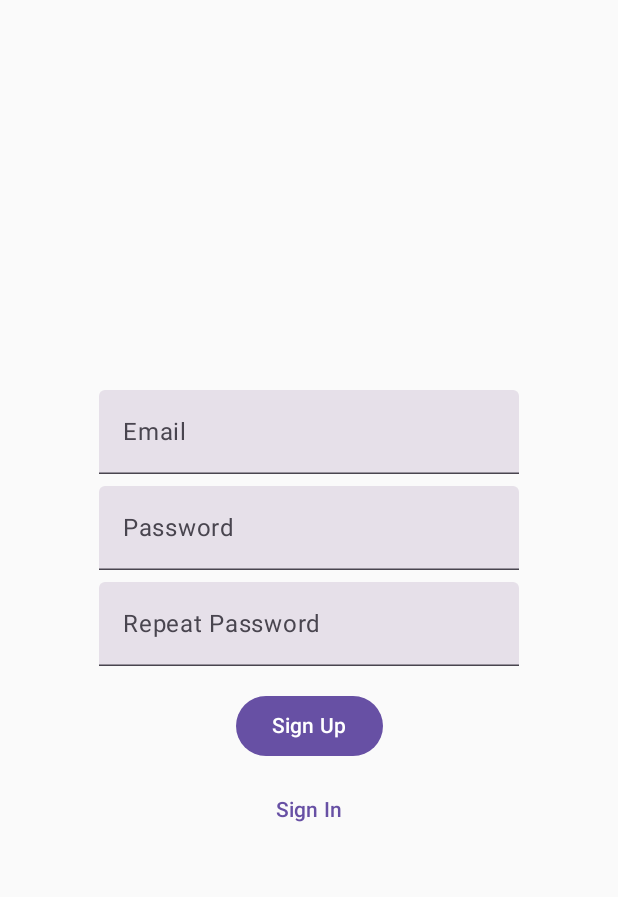
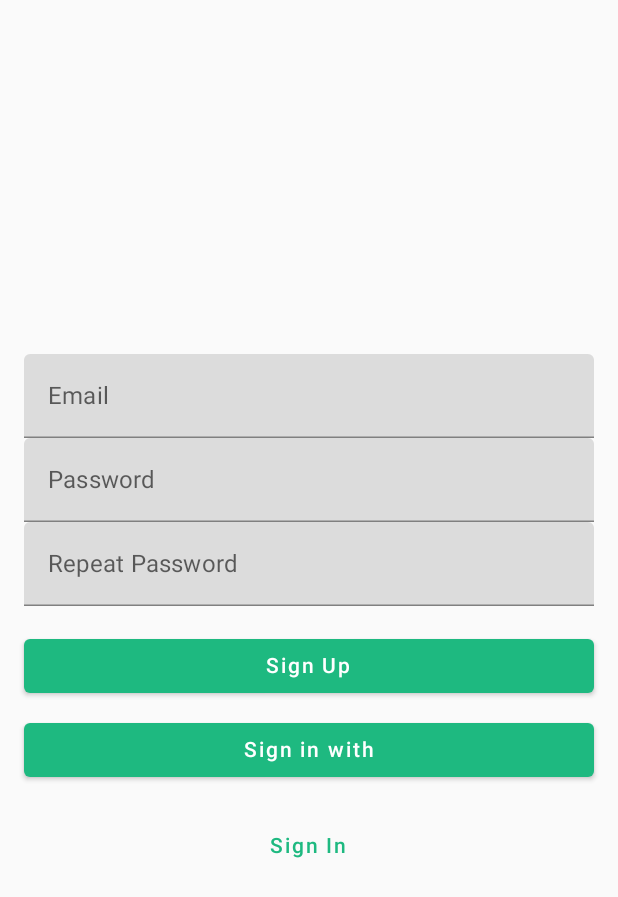
Before and after one commit to SGDTNQZ/Android-Pet-poject, an Android app built with Jetpack Compose: the screen it shows after launch (MainActivity), after a tap on "Sign Up", on a phone screen of 412 x 824 dp. Shown: the top 897 px of the screen. Run offline under Robolectric (Android 15) with nearby library versions, the phone set to English and light mode, and no system bars; our stand-ins replace Firebase (no records; nobody signed in at launch, a user with empty details on screens opened directly); 2 statements that could not run were skipped.

Commit message:
first commit

```diff
--- a/app/build.gradle.kts
+++ b/app/build.gradle.kts
@@ -62,6 +62,7 @@ dependencies {
     implementation(libs.androidx.ui.tooling.preview)
     implementation(libs.androidx.material3)
     implementation(libs.firebase.auth.ktx)
+    implementation(libs.androidx.navigation.compose)
     testImplementation(libs.junit)
     androidTestImplementation(libs.androidx.junit)
     androidTestImplementation(libs.androidx.espresso.core)
--- /dev/null
+++ b/app/src/main/java/com/littlelemon/petproject/AppNavHost.kt
@@ -0,0 +1,52 @@
+package com.littlelemon.petproject.ui
+
+import androidx.compose.runtime.Composable
+import androidx.lifecycle.viewmodel.compose.viewModel
+import androidx.navigation.NavHostController
+import androidx.navigation.compose.NavHost
+import androidx.navigation.compose.composable
+import com.littlelemon.petproject.ui.screens.SignInScreen
+import com.littlelemon.petproject.ui.screens.SignUpScreen
+import com.littlelemon.petproject.ui.screens.HomeScreen
+import com.littlelemon.petproject.AuthViewModel
+
+@Composable
+fun AppNavHost(navController: NavHostController, authViewModel: AuthViewModel) {
+    NavHost(navController, startDestination = "sign_in") {
+        composable("sign_in") {
+            SignInScreen(
+                onSignIn = { email, password ->
+                    authViewModel.signIn(email, password, {
+                        navController.navigate("home") {
+                            popUpTo("sign_in") { inclusive = true }
+                        }
+                    }, {
+                        // Handle error
+                    })
+                },
+                onNavigateToSignUp = {
+                    navController.navigate("sign_up")
+                }
+            )
+        }
+        composable("sign_up") {
+            SignUpScreen(
+                onSignUp = { email, password ->
+                    authViewModel.signUp(email, password, {
+                        navController.navigate("home") {
+                            popUpTo("sign_up") { inclusive = true }
+                        }
+                    }, {
+                        // Handle error
+                    })
+                },
+                onNavigateToSignIn = {
+                    navController.popBackStack()
+                }
+            )
+        }
+        composable("home") {
+            HomeScreen()
+        }
+    }
+}
--- a/app/src/main/java/com/littlelemon/petproject/MainActivity.kt
+++ b/app/src/main/java/com/littlelemon/petproject/MainActivity.kt
@@ -1,64 +1,33 @@
 package com.littlelemon.petproject
 
-import SignInScreen
 import android.os.Bundle
 import androidx.activity.ComponentActivity
 import androidx.activity.compose.setContent
-import androidx.compose.runtime.Composable
-import androidx.compose.runtime.getValue
-import androidx.compose.runtime.mutableStateOf
-import androidx.compose.runtime.remember
-import androidx.compose.runtime.setValue
+import androidx.activity.viewModels
+import androidx.compose.runtime.*
+import androidx.navigation.compose.rememberNavController
 import com.google.firebase.auth.ktx.auth
 import com.google.firebase.ktx.Firebase
+import com.littlelemon.petproject.ui.Theme
+import com.littlelemon.petproject.ui.AppNavHost
+import com.littlelemon.petproject.AuthViewModel
 
 class MainActivity : ComponentActivity() {
-
     private val auth = Firebase.auth
+    private val authViewModel: AuthViewModel by viewModels()
 
     override fun onCreate(savedInstanceState: Bundle?) {
         super.onCreate(savedInstanceState)
         setContent {
-            MyApp()
+            MyAppTheme {
+                MyApp(authViewModel)
+            }
         }
     }
 
     @Composable
-    fun MyApp() {
-        var showSignInScreen by remember { mutableStateOf(true) }
-
-        if (showSignInScreen) {
-            SignInScreen(
-                onSignIn = { email, password ->
-                    auth.signInWithEmailAndPassword(email, password)
-                        .addOnCompleteListener(this) { task ->
-                            if (task.isSuccessful) {
-                                // Sign-in successful
-                            } else {
-                                // Sign-in failed
-                            }
-                        }
-                },
-                onNavigateToSignUp = {
-                    showSignInScreen = false
-                }
-            )
-        } else {
-            SignUpScreen(
-                onSignUp = { email, password ->
-                    auth.createUserWithEmailAndPassword(email, password)
-                        .addOnCompleteListener(this) { task ->
-                            if (task.isSuccessful) {
-                                // Sign-up successful
-                            } else {
-                                // Sign-up failed
-                            }
-                        }
-                },
-                onNavigateToSignIn = {
-                    showSignInScreen = true
-                }
-            )
-        }
+    fun MyApp(authViewModel: AuthViewModel) {
+        val navController = rememberNavController()
+        AppNavHost(navController = navController, authViewModel = authViewModel)
     }
 }
--- a/app/src/main/java/com/littlelemon/petproject/SignInScreen.kt
+++ b/app/src/main/java/com/littlelemon/petproject/SignInScreen.kt
@@ -1,18 +1,20 @@
+package com.littlelemon.petproject.ui.screens
+
+import androidx.compose.foundation.background
 import androidx.compose.foundation.layout.*
 import androidx.compose.material.*
-import androidx.compose.material3.Button
-import androidx.compose.material3.Text
-import androidx.compose.material3.TextButton
-import androidx.compose.material3.TextField
 import androidx.compose.runtime.*
 import androidx.compose.ui.Alignment
 import androidx.compose.ui.Modifier
+import androidx.compose.ui.graphics.Color
 import androidx.compose.ui.text.input.PasswordVisualTransformation
-import androidx.compose.ui.tooling.preview.Preview
 import androidx.compose.ui.unit.dp
 
 @Composable
-fun SignInScreen(onSignIn: (String, String) -> Unit, onNavigateToSignUp: () -> Unit) {
+fun SignInScreen(
+    onSignIn: (String, String) -> Unit,
+    onNavigateToSignUp: () -> Unit
+) {
     var email by remember { mutableStateOf("") }
     var password by remember { mutableStateOf("") }
 
@@ -20,41 +22,54 @@ fun SignInScreen(onSignIn: (String, String) -> Unit, onNavigateToSignUp: () -> U
         modifier = Modifier
             .fillMaxSize()
             .padding(16.dp),
-        horizontalAlignment = Alignment.CenterHorizontally,
-        verticalArrangement = Arrangement.Center
+        verticalArrangement = Arrangement.Center,
+        horizontalAlignment = Alignment.CenterHorizontally
     ) {
+        Box(
+            modifier = Modifier
+                .size(100.dp)
+                .background(Color.Gray)
+        )
+
+        Spacer(modifier = Modifier.height(16.dp))
+
         TextField(
             value = email,
             onValueChange = { email = it },
-            placeholder = { Text("Email") }
+            label = { Text("Login") },
+            modifier = Modifier.fillMaxWidth()
+        )
+
+        TextField(
+            value = password,
+            onValueChange = { password = it },
+            label = { Text("Password") },
+            modifier = Modifier.fillMaxWidth(),
+            visualTransformation = PasswordVisualTransformation()
         )
 
         Spacer(modifier = Modifier.height(8.dp))
 
-        TextField(
-            value = password,
-            onValueChange = { password = it },
-            placeholder = { Text("Password") },
-            visualTransformation = PasswordVisualTransformation()
-        )
+        TextButton(onClick = { /* Forgot Password logic */ }) {
+            Text("Forgot Password")
+        }
 
-        Spacer(modifier = Modifier
-            .height(16.dp))
+        Spacer(modifier = Modifier.height(16.dp))
 
-        Button(onClick = { onSignIn(email, password) }) {
+        Button(onClick = { onSignIn(email, password) }, modifier = Modifier.fillMaxWidth()) {
             Text("Sign In")
         }
 
         Spacer(modifier = Modifier.height(8.dp))
+
+        Button(onClick = { /* Sign in with logic */ }, modifier = Modifier.fillMaxWidth()) {
+            Text("Sign in with")
+        }
+
+        Spacer(modifier = Modifier.height(16.dp))
 
         TextButton(onClick = onNavigateToSignUp) {
             Text("Sign Up")
         }
     }
 }
-
-@Preview(showBackground = true)
-@Composable
-fun SignInScreenPreview() {
-    SignInScreen(onSignIn = { _, _ -> }, onNavigateToSignUp = {})
-}
--- a/app/src/main/java/com/littlelemon/petproject/SignUpScreen.kt
+++ b/app/src/main/java/com/littlelemon/petproject/SignUpScreen.kt
@@ -1,19 +1,18 @@
-package com.littlelemon.petproject
+package com.littlelemon.petproject.ui.screens
 
 import androidx.compose.foundation.layout.*
-import androidx.compose.material3.Button
-import androidx.compose.material3.Text
-import androidx.compose.material3.TextButton
-import androidx.compose.material3.TextField
+import androidx.compose.material.*
 import androidx.compose.runtime.*
 import androidx.compose.ui.Alignment
 import androidx.compose.ui.Modifier
 import androidx.compose.ui.text.input.PasswordVisualTransformation
-import androidx.compose.ui.tooling.preview.Preview
 import androidx.compose.ui.unit.dp
 
 @Composable
-fun SignUpScreen(onSignUp: (String, String) -> Unit, onNavigateToSignIn: () -> Unit) {
+fun SignUpScreen(
+    onSignUp: (String, String) -> Unit,
+    onNavigateToSignIn: () -> Unit
+) {
     var email by remember { mutableStateOf("") }
     var password by remember { mutableStateOf("") }
     var repeatPassword by remember { mutableStateOf("") }
@@ -22,46 +21,55 @@ fun SignUpScreen(onSignUp: (String, String) -> Unit, onNavigateToSignIn: () -> U
         modifier = Modifier
             .fillMaxSize()
             .padding(16.dp),
-        horizontalAlignment = Alignment.CenterHorizontally,
-        verticalArrangement = Arrangement.Center
+        verticalArrangement = Arrangement.Center,
+        horizontalAlignment = Alignment.CenterHorizontally
     ) {
         TextField(
             value = email,
             onValueChange = { email = it },
-            placeholder = { Text("Email") }
+            label = { Text("Email") },
+            modifier = Modifier.fillMaxWidth()
         )
-        Spacer(modifier = Modifier.height(8.dp))
+
         TextField(
             value = password,
             onValueChange = { password = it },
-            placeholder = { Text("Password") },
+            label = { Text("Password") },
+            modifier = Modifier.fillMaxWidth(),
             visualTransformation = PasswordVisualTransformation()
         )
-        Spacer(modifier = Modifier.height(8.dp))
+
         TextField(
             value = repeatPassword,
             onValueChange = { repeatPassword = it },
-            placeholder = { Text("Repeat Password") },
+            label = { Text("Repeat Password") },
+            modifier = Modifier.fillMaxWidth(),
             visualTransformation = PasswordVisualTransformation()
         )
+
         Spacer(modifier = Modifier.height(16.dp))
 
         Button(onClick = {
             if (password == repeatPassword) {
                 onSignUp(email, password)
+            } else {
+                // Handle password mismatch
+                // Show error message
             }
-        }) {
+        }, modifier = Modifier.fillMaxWidth()) {
             Text("Sign Up")
         }
+
         Spacer(modifier = Modifier.height(8.dp))
+
+        Button(onClick = { /* Sign in with logic */ }, modifier = Modifier.fillMaxWidth()) {
+            Text("Sign in with")
+        }
+
+        Spacer(modifier = Modifier.height(16.dp))
+
         TextButton(onClick = onNavigateToSignIn) {
             Text("Sign In")
         }
     }
 }
-
-@Preview(showBackground = true)
-@Composable
-fun SignUpScreenPreview() {
-    SignUpScreen(onSignUp = { _, _ -> }, onNavigateToSignIn = {})
-}
--- /dev/null
+++ b/app/src/main/java/com/littlelemon/petproject/Theme.kt
@@ -0,0 +1,37 @@
+package com.littlelemon.petproject
+
+import androidx.compose.foundation.isSystemInDarkTheme
+import androidx.compose.material.*
+import androidx.compose.runtime.Composable
+import androidx.compose.ui.graphics.Color
+
+private val DarkColorPalette = darkColors(
+    primary = Color(0xFF1EB980),
+    primaryVariant = Color(0xFF045D56),
+    secondary = Color(0xFFFFCF44)
+)
+
+private val LightColorPalette = lightColors(
+    primary = Color(0xFF1EB980),
+    primaryVariant = Color(0xFF045D56),
+    secondary = Color(0xFFFFCF44)
+)
+
+@Composable
+fun MyAppTheme(
+    darkTheme: Boolean = isSystemInDarkTheme(),
+    content: @Composable () -> Unit
+) {
+    val colors = if (darkTheme) {
+        DarkColorPalette
+    } else {
+        LightColorPalette
+    }
+
+    MaterialTheme(
+        colors = colors,
+        typography = Typography,
+        shapes = Shapes,
+        content = content
+    )
+}
--- a/gradle/libs.versions.toml
+++ b/gradle/libs.versions.toml
@@ -9,6 +9,7 @@ lifecycleRuntimeKtx = "2.6.1"
 activityCompose = "1.8.0"
 composeBom = "2024.04.01"
 firebaseAuthKtx = "23.0.0"
+navigationCompose = "2.7.7"
 
 [libraries]
 androidx-core-ktx = { group = "androidx.core", name = "core-ktx", version.ref = "coreKtx" }
@@ -26,6 +27,7 @@ androidx-ui-test-manifest = { group = "androidx.compose.ui", name = "ui-test-man
 androidx-ui-test-junit4 = { group = "androidx.compose.ui", name = "ui-test-junit4" }
 androidx-material3 = { group = "androidx.compose.material3", name = "material3" }
 firebase-auth-ktx = { group = "com.google.firebase", name = "firebase-auth-ktx", version.ref = "firebaseAuthKtx" }
+androidx-navigation-compose = { group = "androidx.navigation", name = "navigation-compose", version.ref = "navigationCompose" }
 
 [plugins]
 android-application = { id = "com.android.application", version.ref = "agp" }
```
Also changed, not shown: app/src/main/java/com/littlelemon/petproject/AuthViewModel.kt (added, +31 -0 lines), app/src/main/java/com/littlelemon/petproject/HomeScreen.kt (+11 -79 lines).
